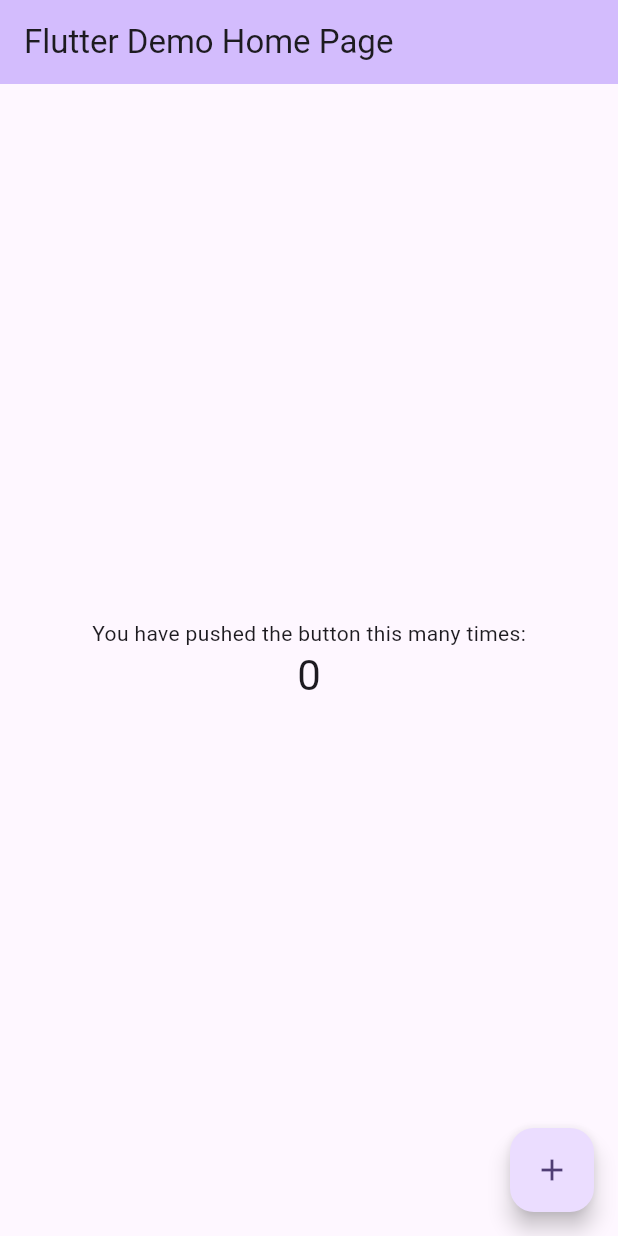
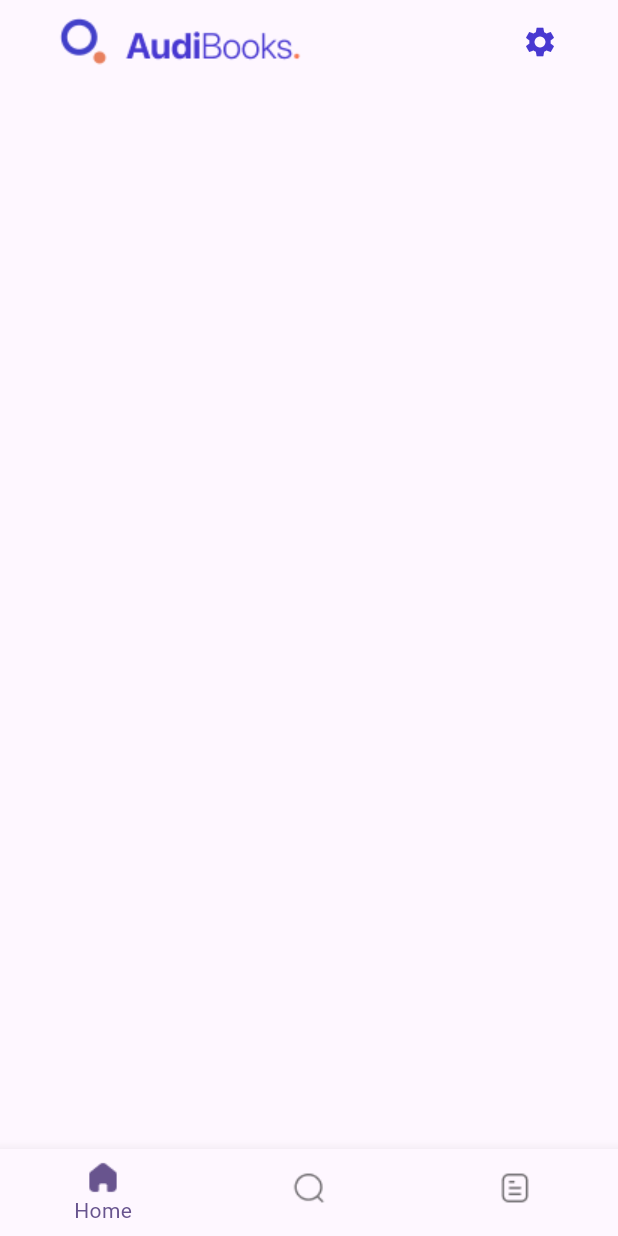
Before and after one commit to kareemHekal/AudiBooks-UI, a Flutter app: the screen it shows after launch, on a phone screen of 412 x 824 dp. Run offline on Flutter 3.47's test engine with Material 3 defaults, Android fonts, the phone set to English and light mode, and no system bars.

Commit message:
add nav and app bars

```diff
--- /dev/null
+++ b/lib/app_colors.dart
@@ -0,0 +1,5 @@
+import 'dart:ui';
+
+class app_colors {
+  static const perpule = Color(0xff4838D1);
+}
--- a/lib/main.dart
+++ b/lib/main.dart
@@ -1,4 +1,6 @@
 import 'package:flutter/material.dart';
+
+import 'nav_bar_and_app_bar.dart';
 
 void main() {
   runApp(const MyApp());
@@ -11,115 +13,14 @@ class MyApp extends StatelessWidget {
   @override
   Widget build(BuildContext context) {
     return MaterialApp(
+      debugShowCheckedModeBanner: false,
       title: 'Flutter Demo',
       theme: ThemeData(
-        // This is the theme of your application.
-        //
-        // TRY THIS: Try running your application with "flutter run". You'll see
-        // the application has a purple toolbar. Then, without quitting the app,
-        // try changing the seedColor in the colorScheme below to Colors.green
-        // and then invoke "hot reload" (save your changes or press the "hot
-        // reload" button in a Flutter-supported IDE, or press "r" if you used
-        // the command line to start the app).
-        //
-        // Notice that the counter didn't reset back to zero; the application
-        // state is not lost during the reload. To reset the state, use hot
-        // restart instead.
-        //
-        // This works for code too, not just values: Most code changes can be
-        // tested with just a hot reload.
+
         colorScheme: ColorScheme.fromSeed(seedColor: Colors.deepPurple),
         useMaterial3: true,
       ),
-      home: const MyHomePage(title: 'Flutter Demo Home Page'),
+      home: NavBarAndAppBar(),
     );
   }
 }
-
-class MyHomePage extends StatefulWidget {
-  const MyHomePage({super.key, required this.title});
-
-  // This widget is the home page of your application. It is stateful, meaning
-  // that it has a State object (defined below) that contains fields that affect
-  // how it looks.
-
-  // This class is the configuration for the state. It holds the values (in this
-  // case the title) provided by the parent (in this case the App widget) and
-  // used by the build method of the State. Fields in a Widget subclass are
-  // always marked "final".
-
-  final String title;
-
-  @override
-  State<MyHomePage> createState() => _MyHomePageState();
-}
-
-class _MyHomePageState extends State<MyHomePage> {
-  int _counter = 0;
-
-  void _incrementCounter() {
-    setState(() {
-      // This call to setState tells the Flutter framework that something has
-      // changed in this State, which causes it to rerun the build method below
-      // so that the display can reflect the updated values. If we changed
-      // _counter without calling setState(), then the build method would not be
-      // called again, and so nothing would appear to happen.
-      _counter++;
-    });
-  }
-
-  @override
-  Widget build(BuildContext context) {
-    // This method is rerun every time setState is called, for instance as done
-    // by the _incrementCounter method above.
-    //
-    // The Flutter framework has been optimized to make rerunning build methods
-    // fast, so that you can just rebuild anything that needs updating rather
-    // than having to individually change instances of widgets.
-    return Scaffold(
-      appBar: AppBar(
-        // TRY THIS: Try changing the color here to a specific color (to
-        // Colors.amber, perhaps?) and trigger a hot reload to see the AppBar
-        // change color while the other colors stay the same.
-        backgroundColor: Theme.of(context).colorScheme.inversePrimary,
-        // Here we take the value from the MyHomePage object that was created by
-        // the App.build method, and use it to set our appbar title.
-        title: Text(widget.title),
-      ),
-      body: Center(
-        // Center is a layout widget. It takes a single child and positions it
-        // in the middle of the parent.
-        child: Column(
-          // Column is also a layout widget. It takes a list of children and
-          // arranges them vertically. By default, it sizes itself to fit its
-          // children horizontally, and tries to be as tall as its parent.
-          //
-          // Column has various properties to control how it sizes itself and
-          // how it positions its children. Here we use mainAxisAlignment to
-          // center the children vertically; the main axis here is the vertical
-          // axis because Columns are vertical (the cross axis would be
-          // horizontal).
-          //
-          // TRY THIS: Invoke "debug painting" (choose the "Toggle Debug Paint"
-          // action in the IDE, or press "p" in the console), to see the
-          // wireframe for each widget.
-          mainAxisAlignment: MainAxisAlignment.center,
-          children: <Widget>[
-            const Text(
-              'You have pushed the button this many times:',
-            ),
-            Text(
-              '$_counter',
-              style: Theme.of(context).textTheme.headlineMedium,
-            ),
-          ],
-        ),
-      ),
-      floatingActionButton: FloatingActionButton(
-        onPressed: _incrementCounter,
-        tooltip: 'Increment',
-        child: const Icon(Icons.add),
-      ), // This trailing comma makes auto-formatting nicer for build methods.
-    );
-  }
-}
--- /dev/null
+++ b/lib/nav_bar_and_app_bar.dart
@@ -0,0 +1,74 @@
+import 'package:audibooks_ui/app_colors.dart';
+import 'package:audibooks_ui/tabs/Decument_tab.dart';
+
+import 'package:audibooks_ui/tabs/home_tab.dart';
+import 'package:audibooks_ui/tabs/search_tab.dart';
+import 'package:flutter/material.dart';
+
+class NavBarAndAppBar extends StatefulWidget {
+  const NavBarAndAppBar({super.key});
+
+  @override
+  State<NavBarAndAppBar> createState() => _NavBarAndAppBarState();
+}
+
+class _NavBarAndAppBarState extends State<NavBarAndAppBar> {
+  int _selectedIndex = 0;
+
+  final List<Widget> _body = [
+    const Home_tab(),
+    const Search_tab(),
+    const DecumentTab(),
+  ];
+
+  @override
+  Widget build(BuildContext context) {
+    return Scaffold(
+      appBar: AppBar(
+        title: Padding(
+          padding: const EdgeInsets.only(left: 20),
+          child: Image.asset(
+            "assets/Logo.png",
+            width: 165,
+            height: 40,
+          ),
+        ),
+        actions: [
+          Padding(
+            padding: const EdgeInsets.only(right: 40),
+            child: Icon(
+              Icons.settings,
+              size: 24,
+              color: app_colors.perpule,
+            ),
+          ),
+        ],
+      ),
+      body: _body[_selectedIndex],
+      bottomNavigationBar: BottomNavigationBar(
+        currentIndex: _selectedIndex,
+        showSelectedLabels: true,
+        showUnselectedLabels: false,
+        onTap: (value) {
+          setState(() {
+            _selectedIndex = value;
+          });
+        },
+        items: const [
+          BottomNavigationBarItem(
+            icon: ImageIcon(AssetImage("assets/Home.png")),
+            label: "Home",
+          ),
+          BottomNavigationBarItem(
+            icon: ImageIcon(AssetImage("assets/Search.png")),
+            label: "Search",
+          ),
+          BottomNavigationBarItem(
+            icon: ImageIcon(AssetImage("assets/Document.png")),
+            label: "Document",
+          ),
+        ],
+      ),
+    );
+  }
+}
--- /dev/null
+++ b/lib/tabs/Decument_tab.dart
@@ -0,0 +1,12 @@
+import 'package:flutter/material.dart';
+
+class DecumentTab extends StatelessWidget {
+  const DecumentTab({super.key});
+
+  @override
+  Widget build(BuildContext context) {
+    return Scaffold(
+      backgroundColor: Colors.cyan,
+    );
+  }
+}
--- /dev/null
+++ b/lib/tabs/home_tab.dart
@@ -0,0 +1,12 @@
+import 'package:flutter/material.dart';
+
+class Home_tab extends StatelessWidget {
+  const Home_tab({super.key});
+
+  @override
+  Widget build(BuildContext context) {
+    return Scaffold(
+
+    );
+  }
+}
--- /dev/null
+++ b/lib/tabs/search_tab.dart
@@ -0,0 +1,12 @@
+import 'package:flutter/material.dart';
+
+class Search_tab extends StatelessWidget {
+  const Search_tab({super.key});
+
+  @override
+  Widget build(BuildContext context) {
+    return Scaffold(
+      backgroundColor: Colors.green,
+    );
+  }
+}
--- a/pubspec.yaml
+++ b/pubspec.yaml
@@ -59,8 +59,8 @@ flutter:
   uses-material-design: true
 
   # To add assets to your application, add an assets section, like this:
-  # assets:
-  #   - images/a_dot_burr.jpeg
+  assets:
+    - assets/
   #   - images/a_dot_ham.jpeg
 
   # An image asset can refer to one or more resolution-specific "variants", see
```
Also changed, not shown: assets/Document.png (added), assets/Home.png (added), assets/Logo.png (added), assets/Search.png (added).
